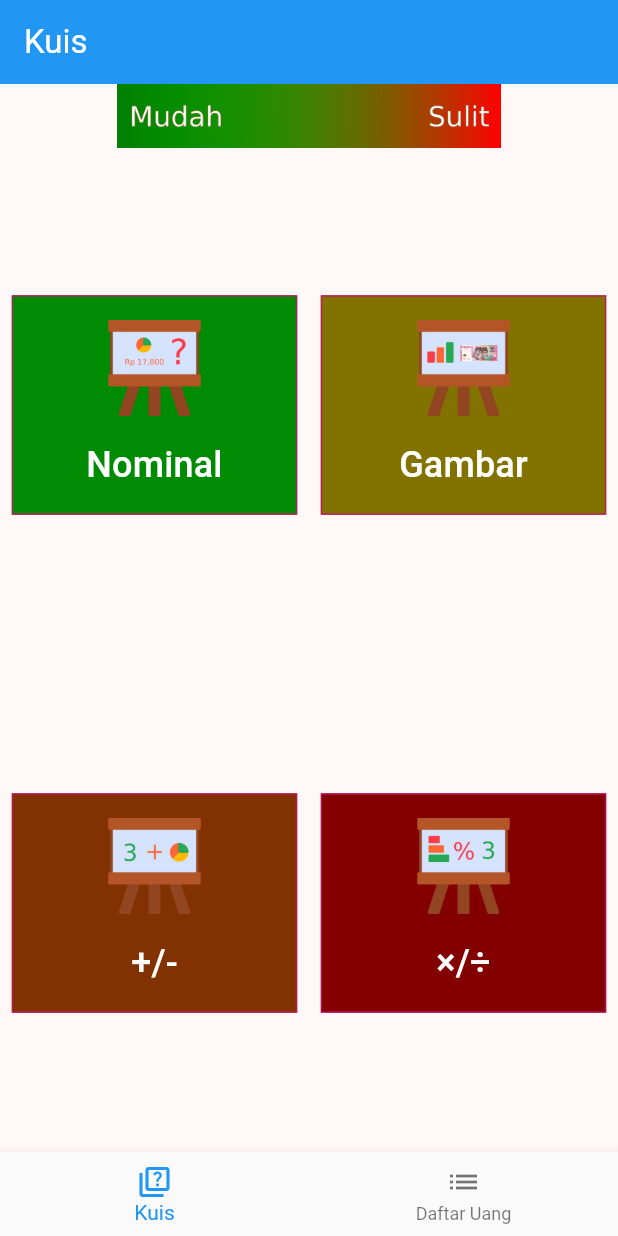
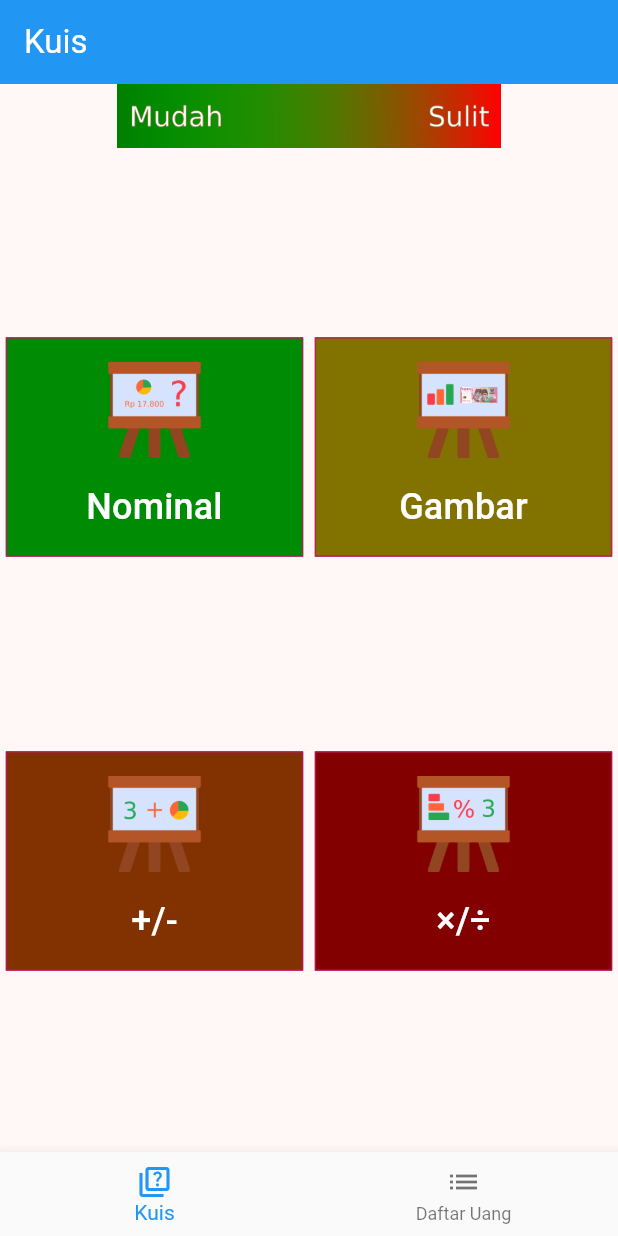
Before and after one commit to AivoxoviA/Game-Rupiah, a Flutter app: the screen it shows after launch, on a phone screen of 412 x 824 dp. Run offline on Flutter 3.47's test engine with Material 2 defaults, Android fonts, the phone set to English and light mode, and no system bars; our stand-ins replace logger.

Commit message:
- 2 item atas kurangi margin bawah, 2 bawah margin atas

```diff
--- a/lib/layar_utama/menu_utama.dart
+++ b/lib/layar_utama/menu_utama.dart
@@ -76,7 +76,7 @@ class _MenuUtamaState extends State<MenuUtama> {
                 Expanded(
                   flex: 1,
                   child: Container(
-                    margin: EdgeInsets.all(8.0),
+                    margin: EdgeInsets.fromLTRB(4.0, 64.0, 4.0, 8.0),
                     color: kuis[0].warna,
                     child: Expanded(
                       child: _buildButtonColumn(
@@ -90,7 +90,7 @@ class _MenuUtamaState extends State<MenuUtama> {
                   flex: 1,
                   child: Container(
                     color: kuis[1].warna,
-                    margin: EdgeInsets.all(8.0),
+                    margin: EdgeInsets.fromLTRB(4.0, 64.0, 4.0, 8.0),
                     child: Expanded(
                       child: _buildButtonColumn(
                         kuis[1],
@@ -109,7 +109,7 @@ class _MenuUtamaState extends State<MenuUtama> {
                   flex: 1,
                   child: Container(
                     color: kuis[2].warna,
-                    margin: EdgeInsets.all(8.0),
+                    margin: EdgeInsets.fromLTRB(4.0, 8.0, 4.0, 64.0),
                     child: _buildButtonColumn(
                       kuis[2],
                       context,
@@ -120,7 +120,7 @@ class _MenuUtamaState extends State<MenuUtama> {
                   flex: 1,
                   child: Container(
                     color: kuis[3].warna,
-                    margin: EdgeInsets.all(8.0),
+                    margin: EdgeInsets.fromLTRB(4.0, 8.0, 4.0, 64.0),
                     child: _buildButtonColumn(
                       kuis[3],
                       context,
```
